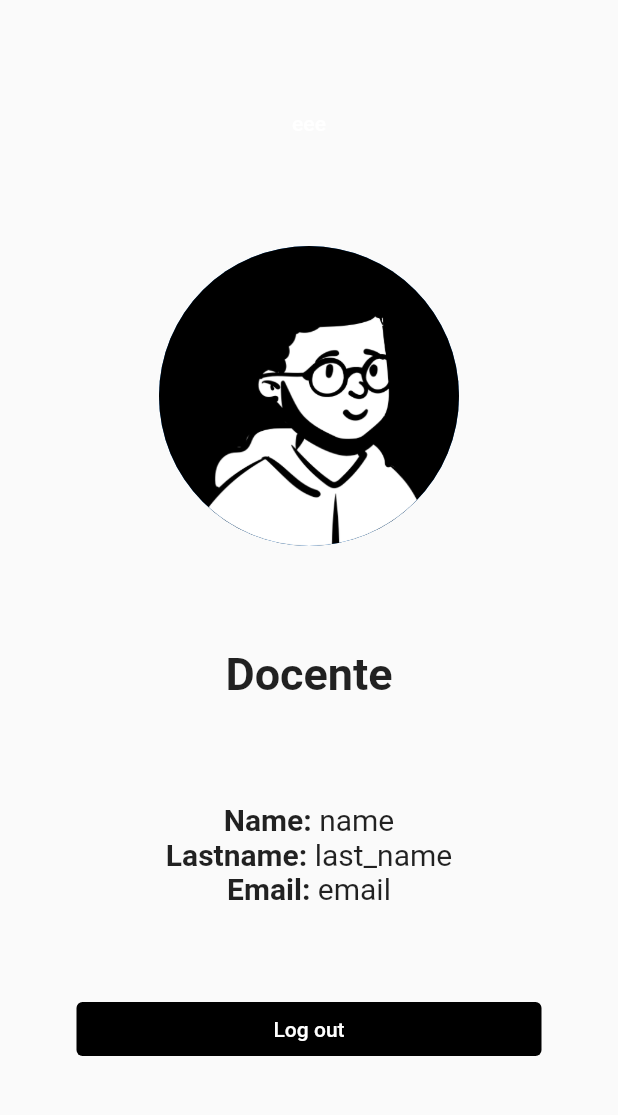
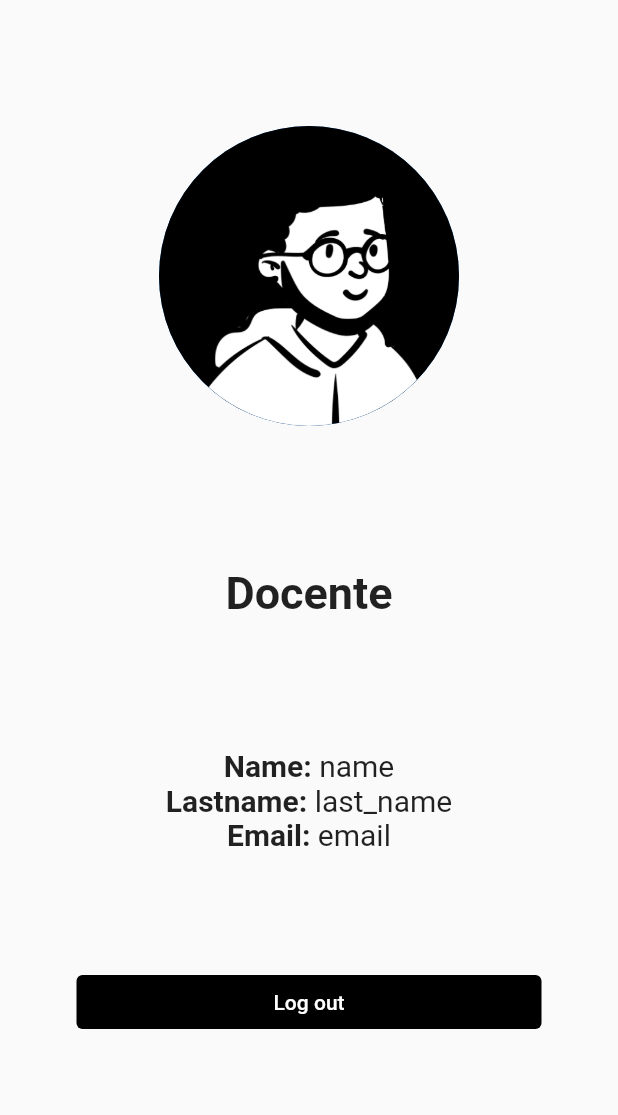
Before and after one commit to EvolutionApp-2022/ft-evolutionapp, a Flutter app: the ProfileView screen opened by its route, on a phone screen of 412 x 824 dp, the part 84-1199 px from its top. Run offline on Flutter 3.47's test engine with Material 2 defaults, Android fonts, the phone set to English and light mode, and no system bars; our stand-ins replace flutter_secure_storage, youtube_player_flutter; accounts and stored records are empty.

Commit message:
cambios profile

```diff
--- a/lib/Profile/profile_view.dart
+++ b/lib/Profile/profile_view.dart
@@ -12,14 +12,17 @@ class ProfileView extends StatefulWidget {
 }
 
 class _ProfileViewState extends State<ProfileView> {
-
   final storage = new FlutterSecureStorage();
 
-  Teacher teacher = Teacher(id: 0, name: "name", last_name: "last_name", email: "email");
+  var future = new Future.delayed(
+    const Duration(milliseconds: 10),
+  );
+
+  Teacher teacher =
+      Teacher(id: 0, name: "name", last_name: "last_name", email: "email");
 
   @override
   Widget build(BuildContext context) {
-
     return Scaffold(
       appBar: AppBar(
         elevation: 0,
@@ -43,24 +46,32 @@ class _ProfileViewState extends State<ProfileView> {
         mainAxisAlignment: MainAxisAlignment.spaceEvenly,
         children: [
           TextButton(
+            style: ButtonStyle(
+              splashFactory: NoSplash.splashFactory,
+              overlayColor: MaterialStateProperty.all(Colors.white),
+            ),
             onPressed: () {
               setState(() {
                 storage.read(key: "idUser").then((value) =>
-                      AuthProvider.getTeacherById(int.parse(value.toString())).then((value) => teacher = value)
-                  );
+                    AuthProvider.getTeacherById(int.parse(value.toString()))
+                        .then((value) => teacher = value));
               });
             },
-              child: Text("eee",
-                style: TextStyle(color: Colors.white),
-              )
-          ),
-          CircleAvatar(
+            child: CircleAvatar(
               backgroundImage: const AssetImage('assets/img/profile_m.png'),
               radius: 100,
               onBackgroundImageError: (e, s) {
                 debugPrint('There is a problem in the image: $e, $s');
               },
             ),
+          ),
+          // CircleAvatar(
+          //   backgroundImage: const AssetImage('assets/img/profile_m.png'),
+          //   radius: 100,
+          //   onBackgroundImageError: (e, s) {
+          //     debugPrint('There is a problem in the image: $e, $s');
+          //   },
+          // ),
           const Padding(
             padding: EdgeInsets.all(10.0),
             child: Text(
```
Lines whose indentation alone changed are shown as unchanged.
